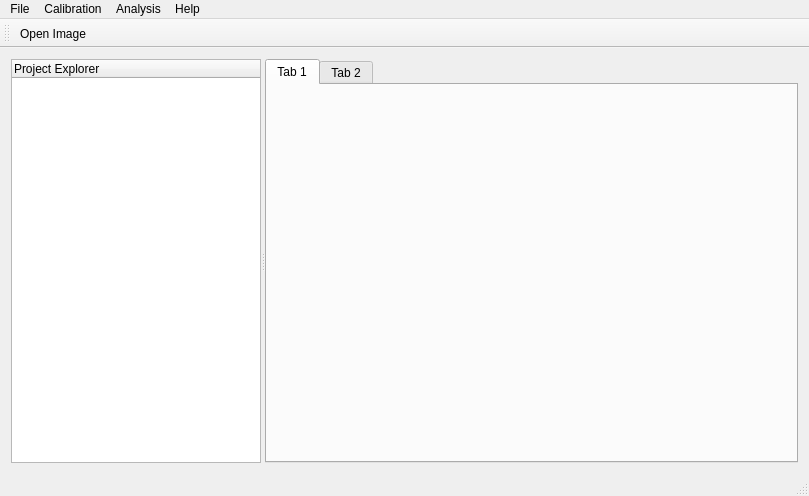
Above: gui/mainwindow.ui from ericquackenbush/StreXRD before the change. Below: the same form after it.
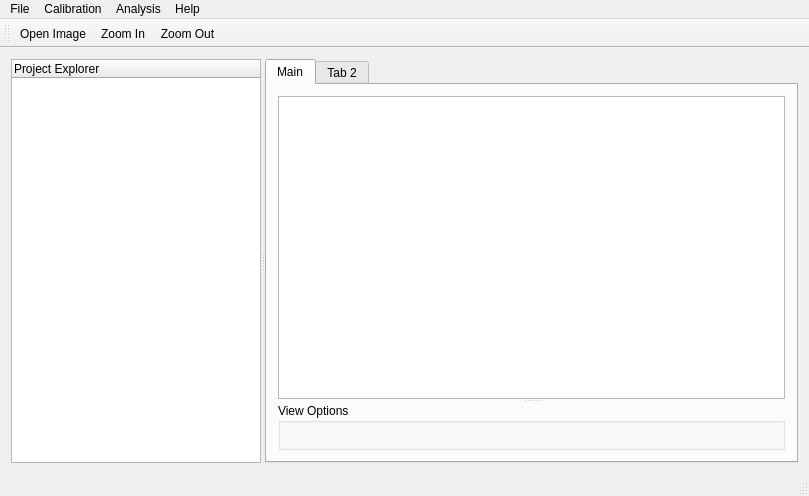
That is the form after the change. Icons and pictures are not drawn.

Patch:
```diff
--- a/gui/mainwindow.ui
+++ b/gui/mainwindow.ui
@@ -69,8 +69,23 @@
        </property>
        <widget class="QWidget" name="tab">
         <attribute name="title">
-         <string>Tab 1</string>
+         <string>Main</string>
         </attribute>
+        <layout class="QHBoxLayout" name="horizontalLayout_2">
+         <item>
+          <widget class="QSplitter" name="splitter_2">
+           <property name="orientation">
+            <enum>Qt::Vertical</enum>
+           </property>
+           <widget class="QGraphicsView" name="graphicsView"/>
+           <widget class="QGroupBox" name="groupBox">
+            <property name="title">
+             <string>View Options</string>
+            </property>
+           </widget>
+          </widget>
+         </item>
+        </layout>
        </widget>
        <widget class="QWidget" name="tab_2">
         <attribute name="title">
@@ -145,6 +160,8 @@
     <bool>false</bool>
    </attribute>
    <addaction name="actionOpen_Image"/>
+   <addaction name="actionZoom_In"/>
+   <addaction name="actionZoom_Out"/>
   </widget>
   <widget class="QStatusBar" name="statusBar"/>
   <action name="actionCreate_new_data_set">
@@ -245,6 +262,38 @@
     <string>Add images to existing project</string>
    </property>
   </action>
+  <action name="actionZoom_In">
+   <property name="icon">
+    <iconset resource="Resource.qrc">
+     <normaloff>:/icons/icons/zoom-in-5.png</normaloff>:/icons/icons/zoom-in-5.png</iconset>
+   </property>
+   <property name="text">
+    <string>Zoom In</string>
+   </property>
+   <property name="toolTip">
+    <string>Zoom In</string>
+   </property>
+  </action>
+  <action name="actionZoom_Out">
+   <property name="icon">
+    <iconset resource="Resource.qrc">
+     <normaloff>:/icons/icons/zoom-out-5.png</normaloff>:/icons/icons/zoom-out-5.png</iconset>
+   </property>
+   <property name="text">
+    <string>Zoom Out</string>
+   </property>
+  </action>
+  <action name="actionMetal">
+   <property name="checkable">
+    <bool>false</bool>
+   </property>
+   <property name="checked">
+    <bool>false</bool>
+   </property>
+   <property name="text">
+    <string>Metal Mode</string>
+   </property>
+  </action>
  </widget>
  <layoutdefault spacing="6" margin="11"/>
  <resources/>
```
Left out of the diff: 11 changed lines with no effect on the pictures.
